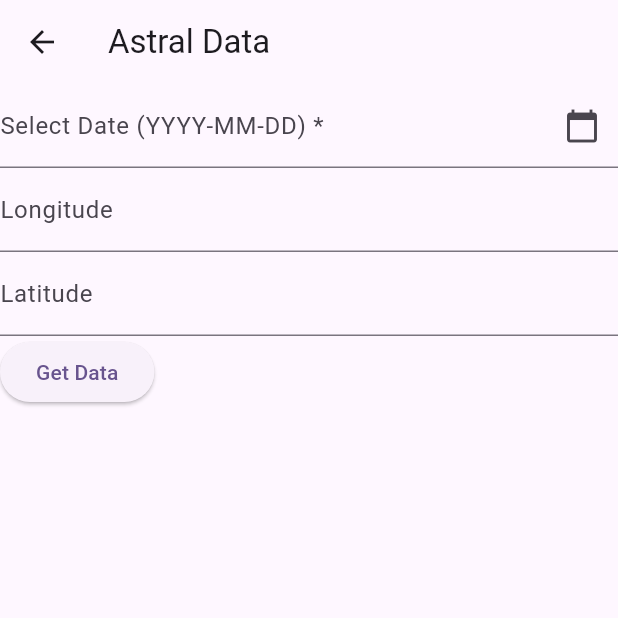
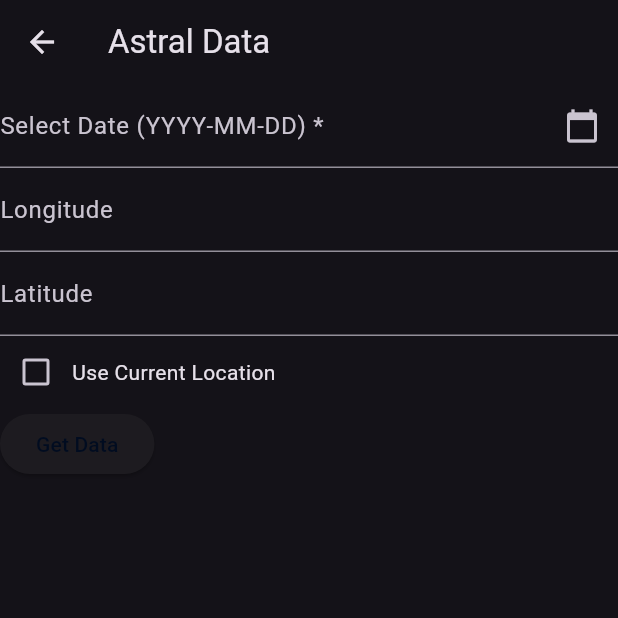
Before and after one commit to jayb71/apod, a Flutter app: the screen it shows after launch, after a tap on an icon or button, on a phone screen of 412 x 824 dp, the top half of it. Run offline on Flutter 3.47's test engine with Material 3 defaults, Android fonts, the phone set to English and light mode, and no system bars; our stand-ins replace geolocator; network calls fail.

Commit message:
Updated homepage UI and added get current location feature in Astral Data

```diff
--- a/lib/main.dart
+++ b/lib/main.dart
@@ -30,13 +30,24 @@ class MyApp extends StatelessWidget {
         //
         // This works for code too, not just values: Most code changes can be
         // tested with just a hot reload.
-        colorScheme: ColorScheme.fromSeed(seedColor: Colors.deepPurple),
+        colorScheme: ThemeData.dark().colorScheme.copyWith(
+              primary: accentcolor2,
+              secondary: Colors.deepPurpleAccent,
+            ),
         useMaterial3: true,
       ),
-      home: const AstroGeeks(title: 'AstroGeeks'),
+      home: const AstroGeeks(title: 'AstroF***s'),
     );
   }
 }
+
+// Colors
+
+// yellow tint
+
+// const accentcolor1 = Color(0xFFA58B7B);
+const accentcolor1 = Color.fromARGB(151, 165, 139, 123);
+const accentcolor2 = Color(0xFF010C20);
 
 class AstroGeeks extends StatefulWidget {
   const AstroGeeks({Key? key, required this.title}) : super(key: key);
@@ -50,11 +61,19 @@ class _AstroGeeksState extends State<AstroGeeks> {
   @override
   Widget build(BuildContext context) {
     return Scaffold(
-      appBar: AppBar(
+      /* appBar: AppBar(
         backgroundColor: Theme.of(context).colorScheme.primary,
         title: Text(widget.title),
-      ),
+        centerTitle: true,
+      ), */
       body: Center(
+        child: DecoratedBox(
+          decoration: const BoxDecoration(
+              image: DecorationImage(
+            image: AssetImage('assets/images/homebg.jpg'),
+            fit: BoxFit.fill,
+          )),
+          child: Center(
             child: Column(
               mainAxisAlignment: MainAxisAlignment.center,
               children: <Widget>[
@@ -62,20 +81,30 @@ class _AstroGeeksState extends State<AstroGeeks> {
                   'Astronomy Picture of the Day!',
                 ),
                 ElevatedButton(
+                  style: ElevatedButton.styleFrom(
+                    backgroundColor: accentcolor1,
+                    foregroundColor: Colors.black,
+                  ),
                   onPressed: () {
                     Navigator.push(
                       context,
-                  MaterialPageRoute(builder: (context) => const GetApodToday()),
+                      MaterialPageRoute(
+                          builder: (context) => const GetApodToday()),
                     );
                   },
                   child: const Text('Get Today\'s APOD'),
                 ),
                 const Text('Astral Data For The Day!'),
                 ElevatedButton(
+                  style: ElevatedButton.styleFrom(
+                    backgroundColor: accentcolor1,
+                    foregroundColor: const Color.fromARGB(255, 0, 0, 0),
+                  ),
                   onPressed: () {
                     Navigator.push(
                       context,
-                  MaterialPageRoute(builder: (context) => const AstralData()),
+                      MaterialPageRoute(
+                          builder: (context) => const AstralData()),
                     );
                   },
                   child: const Text('Get Today\'s Data'),
@@ -83,6 +112,8 @@ class _AstroGeeksState extends State<AstroGeeks> {
               ],
             ),
           ),
+        ),
+      ),
     );
   }
 }
--- a/lib/pages/astral_data.dart
+++ b/lib/pages/astral_data.dart
@@ -1,13 +1,52 @@
 import 'dart:convert';
+// import 'dart:html';
 import 'package:flutter/material.dart';
 import 'package:http/http.dart' as http;
 import 'package:starmap/api_token.dart';
+import 'package:geolocator/geolocator.dart';
 
 class AstralData extends StatefulWidget {
   const AstralData({Key? key}) : super(key: key);
 
   @override
   State<AstralData> createState() => _AstralDataState();
+}
+
+Future<Position> _determinePosition() async {
+  bool serviceEnabled;
+  LocationPermission permission;
+
+  // Test if location services are enabled.
+  serviceEnabled = await Geolocator.isLocationServiceEnabled();
+  if (!serviceEnabled) {
+    // Location services are not enabled don't continue
+    // accessing the position and request users of the
+    // App to enable the location services.
+    return Future.error('Location services are disabled.');
+  }
+
+  permission = await Geolocator.checkPermission();
+  if (permission == LocationPermission.denied) {
+    permission = await Geolocator.requestPermission();
+    if (permission == LocationPermission.denied) {
+      // Permissions are denied, next time you could try
+      // requesting permissions again (this is also where
+      // Android's shouldShowRequestPermissionRationale
+      // returned true. According to Android guidelines
+      // your App should show an explanatory UI now.
+      return Future.error('Location permissions are denied');
+    }
+  }
+
+  if (permission == LocationPermission.deniedForever) {
+    // Permissions are denied forever, handle appropriately.
+    return Future.error(
+        'Location permissions are permanently denied, we cannot request permissions.');
+  }
+
+  // When we reach here, permissions are granted and we can
+  // continue accessing the position of the device.
+  return await Geolocator.getCurrentPosition();
 }
 
 final TextEditingController _dateController = TextEditingController();
@@ -17,6 +56,7 @@ final TextEditingController _latitudeController = TextEditingController();
 class _AstralDataState extends State<AstralData> {
   late Future<AstralData> futureAstralData;
   DateTime? selectedDate;
+  bool? deviceLocationUsed = false;
 
   Future<void> _selectDate(BuildContext context) async {
     final DateTime? picked = await showDatePicker(
@@ -68,6 +108,25 @@ class _AstralDataState extends State<AstralData> {
               decoration: const InputDecoration(labelText: 'Latitude'),
               controller: _latitudeController,
             ),
+            Row(children: <Widget>[
+              Checkbox(
+                value: deviceLocationUsed,
+                onChanged: (bool? value) {
+                  if (value == true) {
+                    setState(() {
+                      _determinePosition().then((value) {
+                        _latitudeController.text = value.latitude.toString();
+                        _longitudeController.text = value.longitude.toString();
+                        setState(() {
+                          deviceLocationUsed = true;
+                        });
+                      });
+                    });
+                  }
+                },
+              ),
+              const Text('Use Current Location'),
+            ]),
             ElevatedButton(
               onPressed: () {
                 Navigator.push(
```
Also changed, not shown: pubspec.yaml (+6 -3 lines), assets/images/homebg.jpg (added), pubspec.lock, 6 other files. Lines whose indentation alone changed are shown as unchanged.
